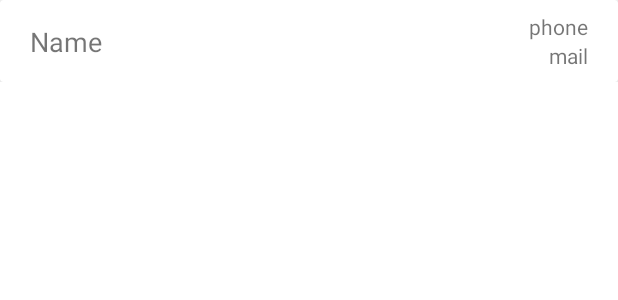
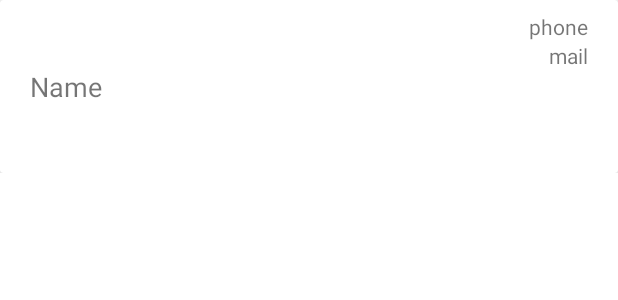
Before and after one commit to MhmoudAlim/Emitter-APP, an Android app: the layout list_item.xml on its own in the app's theme, with its tools: preview values and no code run, on a phone screen of 412 x 824 dp. Shown: the top 300 px of the screen. Run offline under Robolectric (Android 15) with nearby library versions, the phone set to English and light mode, and no system bars; network calls fail.

Commit message:
first state

```diff
--- a/app/src/main/res/layout/list_item.xml
+++ b/app/src/main/res/layout/list_item.xml
@@ -15,7 +15,7 @@
 
         <androidx.constraintlayout.widget.ConstraintLayout
             android:layout_width="match_parent"
-            android:layout_height="match_parent">
+            android:layout_height="115dp">
 
             <TextView
                 android:id="@+id/userName_tv"
```
